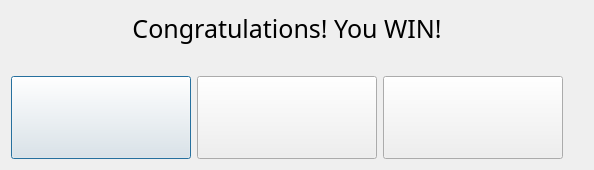
Above: nextlevel.ui from blueice-thu/PokemonFight before the change. Below: the same form after it.
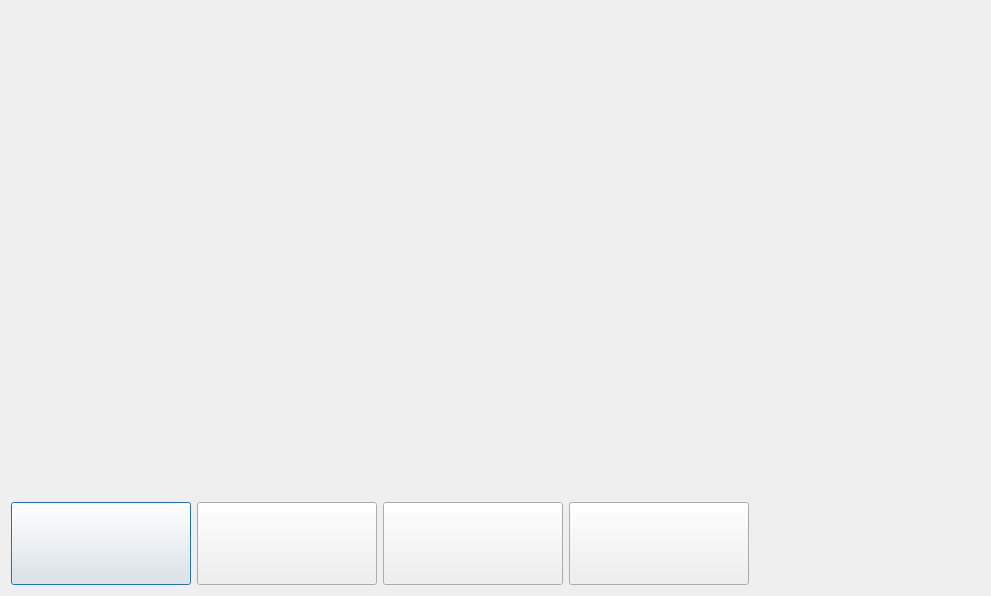
That is the form after the change. Icons and pictures are not drawn.

What changed in the file:
```diff
--- a/nextlevel.ui
+++ b/nextlevel.ui
@@ -6,20 +6,20 @@
    <rect>
     <x>0</x>
     <y>0</y>
-    <width>594</width>
-    <height>170</height>
+    <width>991</width>
+    <height>596</height>
    </rect>
   </property>
   <property name="minimumSize">
    <size>
-    <width>594</width>
-    <height>170</height>
+    <width>991</width>
+    <height>596</height>
    </size>
   </property>
   <property name="maximumSize">
    <size>
-    <width>594</width>
-    <height>170</height>
+    <width>991</width>
+    <height>596</height>
    </size>
   </property>
   <property name="windowTitle">
@@ -36,8 +36,11 @@
          <pointsize>19</pointsize>
         </font>
        </property>
-       <property name="text">
-        <string>Congratulations! You WIN!</string>
+       <property name="pixmap">
+        <pixmap resource="qresource.qrc">:/image/res/image/Win.png</pixmap>
+       </property>
+       <property name="scaledContents">
+        <bool>false</bool>
        </property>
        <property name="alignment">
         <set>Qt::AlignCenter</set>
@@ -52,7 +55,7 @@
        <property name="sizeHint" stdset="0">
         <size>
          <width>20</width>
-         <height>5</height>
+         <height>40</height>
         </size>
        </property>
       </spacer>
@@ -81,6 +84,28 @@
          </property>
         </widget>
        </item>
+       <item>
+        <widget class="QPushButton" name="resumeButton">
+         <property name="minimumSize">
+          <size>
+           <width>180</width>
+           <height>83</height>
+          </size>
+         </property>
+         <property name="maximumSize">
+          <size>
+           <width>180</width>
+           <height>83</height>
+          </size>
+         </property>
+         <property name="styleSheet">
+          <string notr="true">border-image: url(:/image/mainGame/res/image/mainGame/resumeButton.png);</string>
+         </property>
+         <property name="text">
+          <string/>
+         </property>
+        </widget>
+       </item>
        <item>
         <widget class="QPushButton" name="nextButton">
          <property name="minimumSize">
```
Left out of the diff: 4 changed lines with no effect on the pictures.
